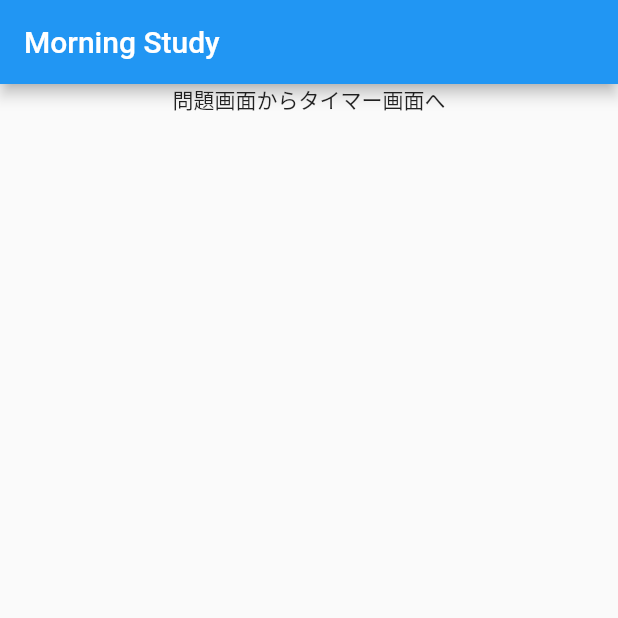
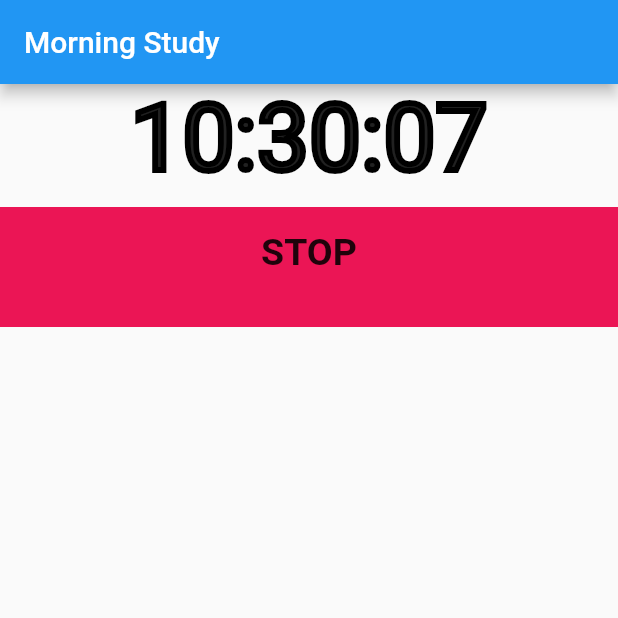
Before and after one commit to ikdBSK/team10, a Flutter app: the screen it shows after launch, on a phone screen of 412 x 824 dp, the top half of it. Run offline on Flutter 3.47's test engine with Material 2 defaults, Android fonts, the phone set to English and light mode, and no system bars.

Commit message:
問題ページで時計を追加しました

```diff
--- /dev/null
+++ b/lib/components/transition_button.dart
@@ -0,0 +1,39 @@
+import 'package:flutter/material.dart';
+import 'package:app_team10/constants.dart';
+import 'package:app_team10/screens/timer_page.dart';
+
+class TransitionButton extends StatelessWidget {
+
+  TransitionButton({@required this.onTap, @required this.buttonTitle});
+
+  final Function onTap;
+  final String buttonTitle;
+
+  @override
+  Widget build(BuildContext context) {
+    return GestureDetector(
+      onTap: onTap,
+      child: Container(
+        child: Center(
+          child: Text(
+            buttonTitle,
+            style: kButtonTextStyle,
+          ),
+        ),
+
+        //TODO: ここらへん調整お願いします！
+        color: kButtonContainerColour,
+        margin: EdgeInsets.only(top: 10.0),
+        padding: EdgeInsets.only(bottom: 20.0),
+        width: double.infinity,
+        height: kButtonContainerHeight,
+
+      ),
+    );
+  }
+}
+
+
+
+
+// '問題画面からタイマー画面へ'
--- /dev/null
+++ b/lib/constants.dart
@@ -0,0 +1,10 @@
+//定数や，一定のフォーマットを保持するスクリプト
+import 'package:flutter/material.dart';
+
+const kButtonContainerHeight = 80.0;
+const kButtonContainerColour = Color(0xFFEB1555);
+
+const kButtonTextStyle = TextStyle(
+  fontSize: 25.0,
+  fontWeight: FontWeight.bold,
+);
--- a/lib/screens/question_page.dart
+++ b/lib/screens/question_page.dart
@@ -2,6 +2,8 @@
 import 'package:flutter/cupertino.dart';
 import 'package:flutter/material.dart';
 import 'timer_page.dart';
+import 'package:app_team10/components/transition_button.dart';
+import 'package:app_team10/widget/clock_widget.dart';
 
 class QuestionPage extends StatefulWidget {
   @override
@@ -9,6 +11,9 @@ class QuestionPage extends StatefulWidget {
 }
 
 class _QuestionPageState extends State<QuestionPage> {
+
+  DateTime dateTime = DateTime.now();
+
   @override
   Widget build(BuildContext context) {
     return Scaffold(
@@ -18,22 +23,16 @@ class _QuestionPageState extends State<QuestionPage> {
       body: Column(
         children: <Widget>[
           //現在時刻表示
+          Container(
+            child: Center(
+              child: ClockWidget(),
+            ),
+          ),
           //問題
-          TransitionButton()
-        ],
-      ),
-    );
-  }
-}
 
-class TransitionButton extends StatelessWidget {
-  const TransitionButton({
-    Key key,
-  }) : super(key: key);
-
-  @override
-  Widget build(BuildContext context) {
-    return GestureDetector(
+          //ボタン
+          TransitionButton(
+            buttonTitle: 'STOP',
             onTap: (){
               Navigator.push(
                 context,
@@ -42,12 +41,8 @@ class TransitionButton extends StatelessWidget {
                 ),
               );
             },
-      child: Container(
-        child: Center(
-          child: Text(
-            '問題画面からタイマー画面へ',
           ),
-        ),
+        ],
       ),
     );
   }
--- a/lib/screens/timer_page.dart
+++ b/lib/screens/timer_page.dart
@@ -31,9 +31,3 @@ class _TimerPageState extends State<TimerPage> {
     );
   }
 }
-
-// Container(
-// child: Text(
-// 'Timer',
-// ),
-// )
--- /dev/null
+++ b/lib/widget/clock_widget.dart
@@ -0,0 +1,50 @@
+import 'dart:async';
+import 'package:flutter/material.dart';
+import 'package:flutter/widgets.dart';
+import 'package:intl/intl.dart';
+
+class ClockWidget extends StatefulWidget {
+  @override
+  _ClockWidgetState createState() => _ClockWidgetState();
+}
+
+class _ClockWidgetState extends State<ClockWidget> {
+  DateTime _nowTime = DateTime.now();
+  final _dateFormat = new DateFormat.Hms();
+
+  @override
+  void initState() {
+    super.initState();
+    _initTimer();
+  }
+
+  void _initTimer() {
+    Timer.periodic(Duration(milliseconds: 33),
+            (Timer timer) => setState(() => _nowTime = DateTime.now()));
+  }
+
+  @override
+  Widget build(BuildContext context) {
+    var text = _dateFormat.format(_nowTime);
+    var fontSize = MediaQuery.of(context).size.width * 0.15;
+    return Stack(
+      children: <Widget>[
+        Text(
+          text,
+          style: TextStyle(
+              fontSize: fontSize,
+              foreground: Paint()
+                ..style = PaintingStyle.stroke
+                ..strokeWidth = 4
+                ..color = Colors.black),
+        ),
+        Text(
+          text,
+          style: TextStyle(
+            fontSize: fontSize,
+          ),
+        )
+      ],
+    );
+  }
+}
--- a/pubspec.yaml
+++ b/pubspec.yaml
@@ -13,6 +13,7 @@ dependencies:
     sdk: flutter
 
   cupertino_icons: ^1.0.0
+  intl: ^0.16.0
 
 dev_dependencies:
   flutter_test:
```
Also changed, not shown: pubspec.lock. Lines whose indentation alone changed are shown as unchanged.
